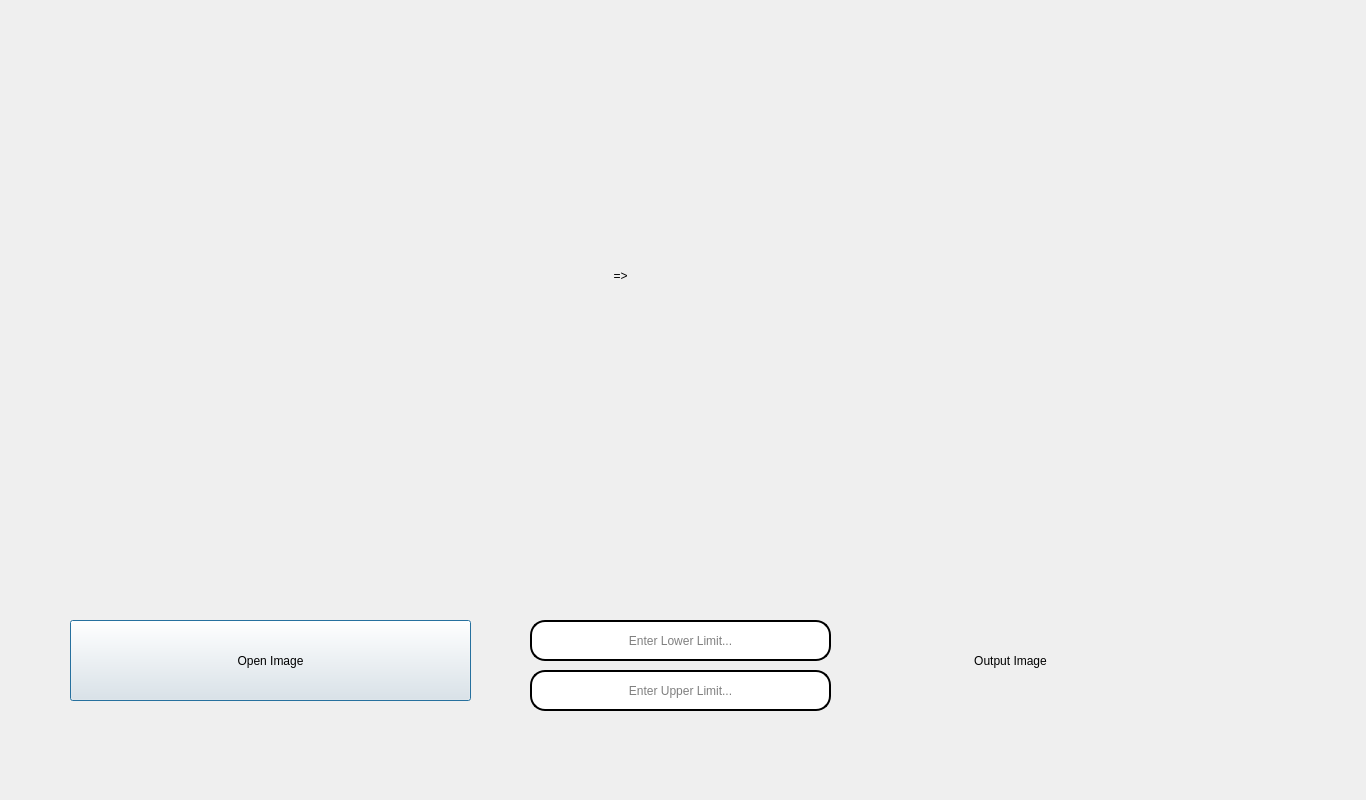
This is All_Project_Files/Final_Project_Files/Thresholding_With_Background.ui in Haleshot/Image_Processing as Qt 5 draws it before an edit. The edited form follows.
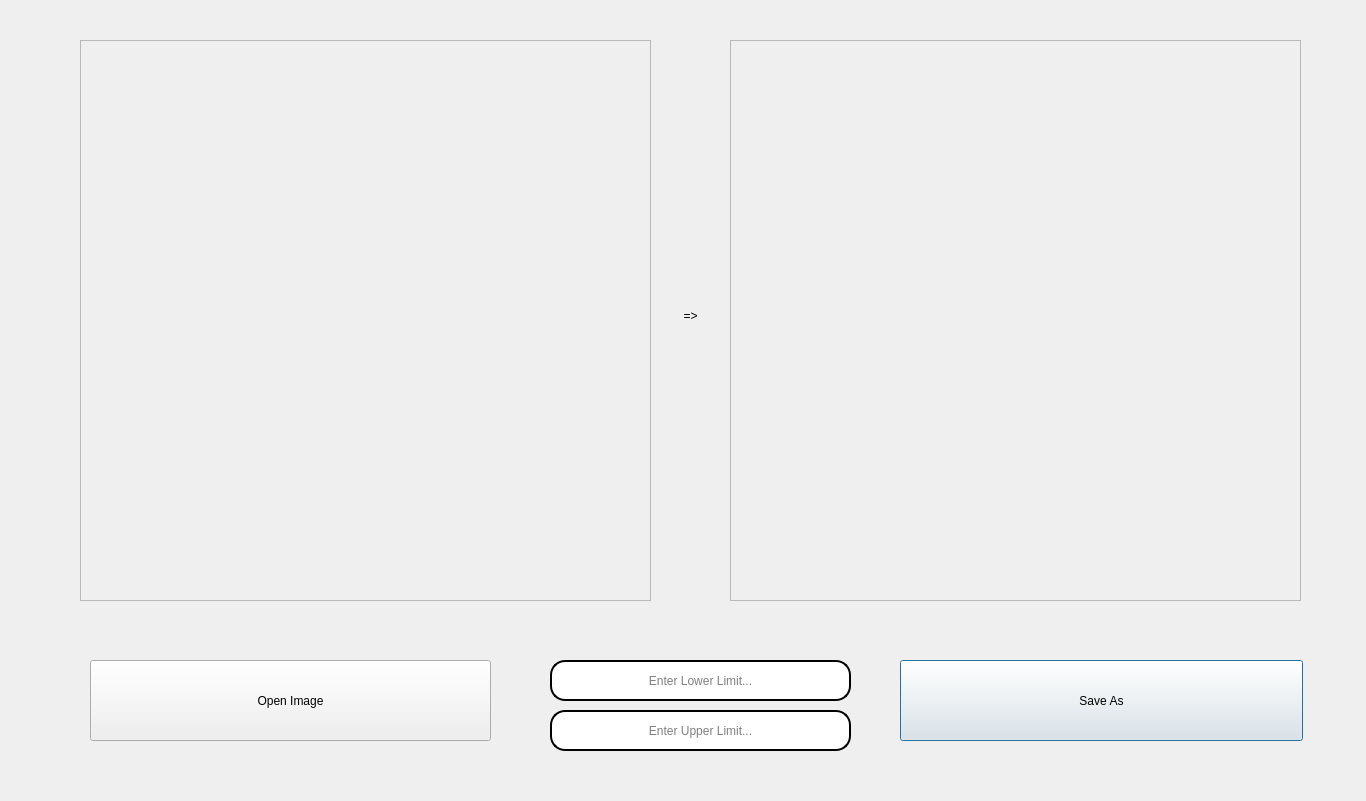
This is the edited form.

The edit to the form file:
```diff
--- a/All_Project_Files/Final_Project_Files/Thresholding_With_Background.ui
+++ b/All_Project_Files/Final_Project_Files/Thresholding_With_Background.ui
@@ -7,7 +7,7 @@
     <x>0</x>
     <y>0</y>
     <width>1366</width>
-    <height>800</height>
+    <height>801</height>
    </rect>
   </property>
   <property name="windowTitle">
@@ -16,8 +16,8 @@
   <widget class="QLineEdit" name="lineEdit">
    <property name="geometry">
     <rect>
-     <x>530</x>
-     <y>620</y>
+     <x>550</x>
+     <y>660</y>
      <width>301</width>
      <height>41</height>
     </rect>
@@ -40,22 +40,17 @@
     <string>Enter Lower Limit...</string>
    </property>
   </widget>
-  <widget class="QLineEdit" name="lineEdit_2">
+  <widget class="QLabel" name="label_5">
    <property name="geometry">
     <rect>
-     <x>530</x>
-     <y>670</y>
-     <width>301</width>
+     <x>400</x>
+     <y>740</y>
+     <width>581</width>
      <height>41</height>
     </rect>
    </property>
    <property name="styleSheet">
-    <string notr="true">border: 12px  solid rgb(0, 0, 0);
-border-width: 2px;
-font: 11.5pt &quot;MS Shell Dlg 2&quot;;
-border-radius: 15px;
-padding-left:20px;
-padding-right:20px;</string>
+    <string notr="true">color: rgb(255, 0, 0);</string>
    </property>
    <property name="text">
     <string/>
@@ -63,66 +58,61 @@
    <property name="alignment">
     <set>Qt::AlignCenter</set>
    </property>
-   <property name="placeholderText">
-    <string>Enter Upper Limit...</string>
-   </property>
   </widget>
-  <widget class="QLabel" name="label_4">
+  <widget class="QPushButton" name="Save_As">
    <property name="geometry">
     <rect>
-     <x>870</x>
-     <y>640</y>
-     <width>281</width>
-     <height>41</height>
+     <x>900</x>
+     <y>660</y>
+     <width>403</width>
+     <height>81</height>
     </rect>
    </property>
-   <property name="styleSheet">
-    <string notr="true">font: 16pt &quot;MS Shell Dlg 2&quot;;</string>
-   </property>
    <property name="text">
-    <string>Output Image</string>
+    <string>Save As</string>
    </property>
-   <property name="alignment">
-    <set>Qt::AlignCenter</set>
-   </property>
   </widget>
-  <widget class="QLabel" name="label_2">
+  <widget class="QScrollArea" name="scrollArea_2">
    <property name="geometry">
     <rect>
-     <x>690</x>
-     <y>20</y>
+     <x>730</x>
+     <y>40</y>
      <width>571</width>
      <height>561</height>
     </rect>
    </property>
-   <property name="text">
-    <string/>
+   <property name="widgetResizable">
+    <bool>true</bool>
    </property>
-   <property name="alignment">
-    <set>Qt::AlignCenter</set>
-   </property>
-  </widget>
-  <widget class="QLabel" name="label">
-   <property name="geometry">
-    <rect>
-     <x>10</x>
-     <y>20</y>
-     <width>571</width>
-     <height>561</height>
-    </rect>
-   </property>
-   <property name="text">
-    <string/>
-   </property>
-   <property name="alignment">
-    <set>Qt::AlignCenter</set>
-   </property>
+   <widget class="QWidget" name="scrollAreaWidgetContents_2">
+    <property name="geometry">
+     <rect>
+      <x>0</x>
+      <y>0</y>
+      <width>569</width>
+      <height>559</height>
+     </rect>
+    </property>
+    <widget class="QLabel" name="label_2">
+     <property name="geometry">
+      <rect>
+       <x>10</x>
+       <y>20</y>
+       <width>571</width>
+       <height>561</height>
+      </rect>
+     </property>
+     <property name="text">
+      <string/>
+     </property>
+    </widget>
+   </widget>
   </widget>
   <widget class="QPushButton" name="Open_Image_Button">
    <property name="geometry">
     <rect>
-     <x>70</x>
-     <y>620</y>
+     <x>90</x>
+     <y>660</y>
      <width>401</width>
      <height>81</height>
     </rect>
@@ -131,11 +121,47 @@
     <string>Open Image</string>
    </property>
   </widget>
+  <widget class="QScrollArea" name="scrollArea">
+   <property name="geometry">
+    <rect>
+     <x>80</x>
+     <y>40</y>
+     <width>571</width>
+     <height>561</height>
+    </rect>
+   </property>
+   <property name="widgetResizable">
+    <bool>true</bool>
+   </property>
+   <widget class="QWidget" name="scrollAreaWidgetContents">
+    <property name="geometry">
+     <rect>
+      <x>0</x>
+      <y>0</y>
+      <width>569</width>
+      <height>559</height>
+     </rect>
+    </property>
+    <widget class="QLabel" name="label">
+     <property name="geometry">
+      <rect>
+       <x>10</x>
+       <y>20</y>
+       <width>571</width>
+       <height>561</height>
+      </rect>
+     </property>
+     <property name="text">
+      <string/>
+     </property>
+    </widget>
+   </widget>
+  </widget>
   <widget class="QLabel" name="label_3">
    <property name="geometry">
     <rect>
-     <x>590</x>
-     <y>260</y>
+     <x>660</x>
+     <y>300</y>
      <width>61</width>
      <height>31</height>
     </rect>
@@ -150,21 +176,32 @@
     <set>Qt::AlignCenter</set>
    </property>
   </widget>
-  <widget class="QLabel" name="label_5">
+  <widget class="QLineEdit" name="lineEdit_2">
    <property name="geometry">
     <rect>
-     <x>410</x>
-     <y>730</y>
-     <width>581</width>
+     <x>550</x>
+     <y>710</y>
+     <width>301</width>
      <height>41</height>
     </rect>
    </property>
    <property name="styleSheet">
-    <string notr="true">color: rgb(255, 0, 0);</string>
+    <string notr="true">border: 12px  solid rgb(0, 0, 0);
+border-width: 2px;
+font: 11.5pt &quot;MS Shell Dlg 2&quot;;
+border-radius: 15px;
+padding-left:20px;
+padding-right:20px;</string>
    </property>
    <property name="text">
     <string/>
    </property>
+   <property name="alignment">
+    <set>Qt::AlignCenter</set>
+   </property>
+   <property name="placeholderText">
+    <string>Enter Upper Limit...</string>
+   </property>
   </widget>
  </widget>
  <resources/>
```
